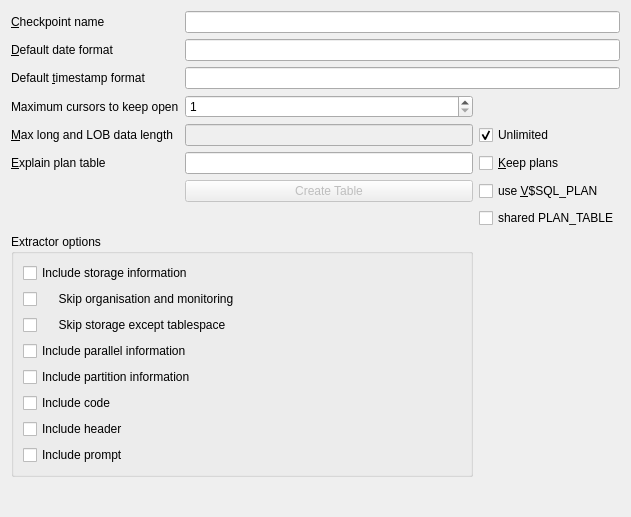
tora-tool/tora, file src/tooraclesettingui.ui: the form before one commit.
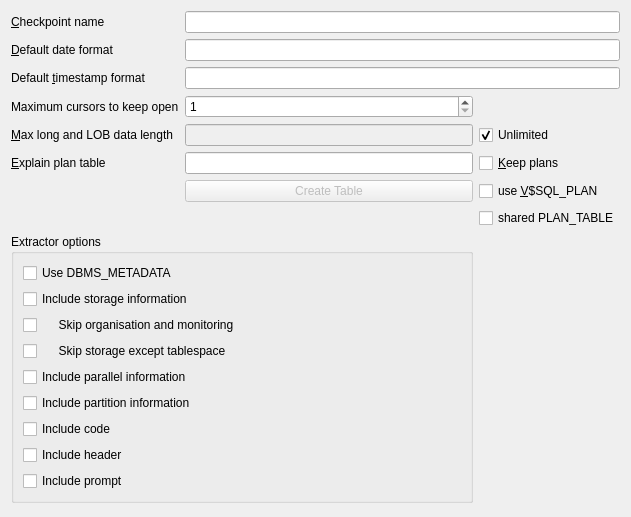
The form after the commit.

Commit message: Add support for DBMS_METADATA.

```diff
--- a/src/tooraclesettingui.ui
+++ b/src/tooraclesettingui.ui
@@ -203,7 +203,14 @@
      <property name="title">
       <string>Extractor options</string>
      </property>
-     <layout class="QVBoxLayout" name="verticalLayout" stretch="0,0,0,0,0,0,0,0">
+     <layout class="QVBoxLayout" name="verticalLayout" stretch="0,0,0,0,0,0,0,0,0">
+      <item>
+       <widget class="QCheckBox" name="cbUseDbmsMetadata">
+        <property name="text">
+         <string>Use DBMS_METADATA</string>
+        </property>
+       </widget>
+      </item>
       <item>
        <widget class="QCheckBox" name="cbIncludeStorage">
         <property name="text">
```
The commit also changes 10 other files.
